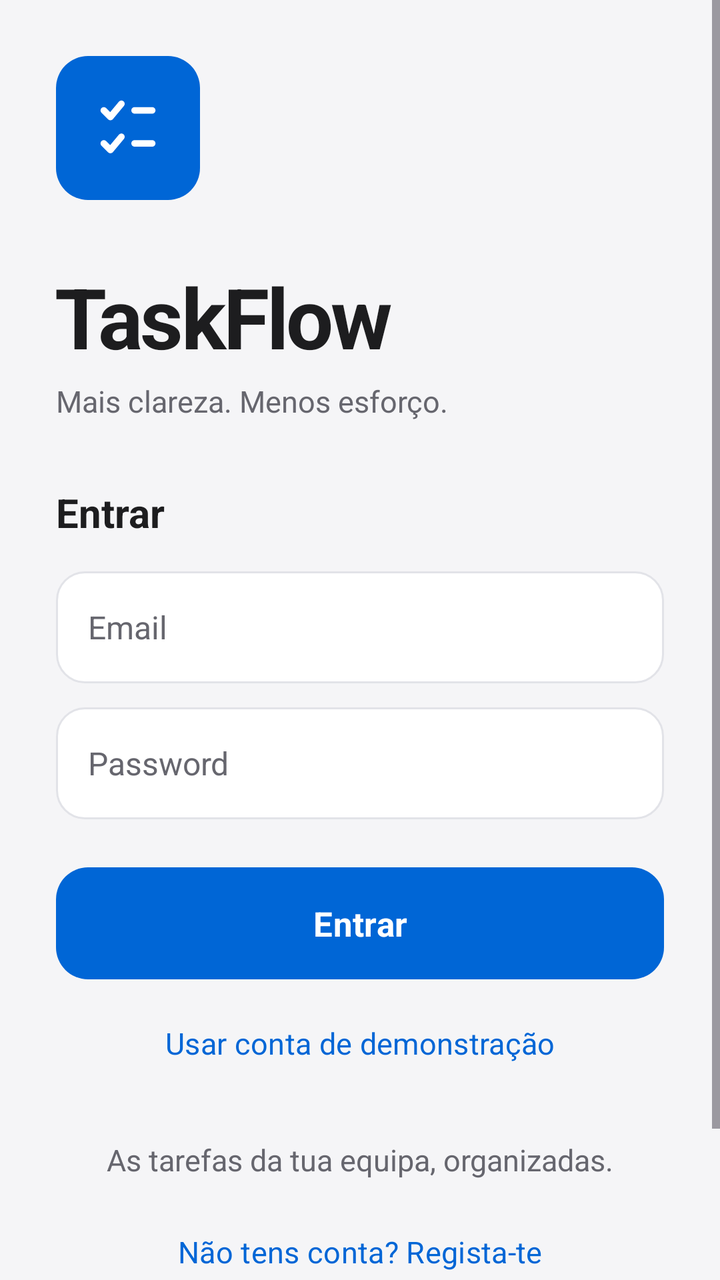
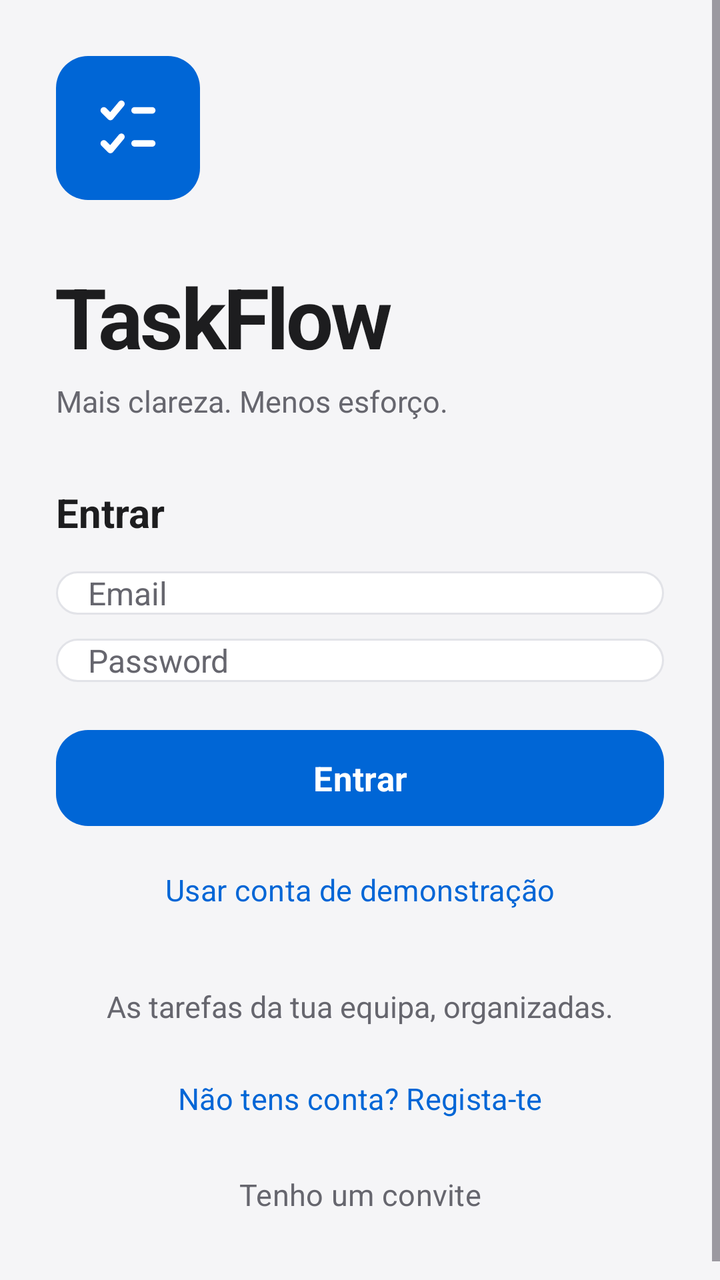

Compare the two renders of this Android layout. The source of the first and the diff that turns it into the second are given below.
<!-- AndroidManifest.xml: application theme Theme.TaskFlow -->
<!-- res/layout/activity_login.xml -->
<?xml version="1.0" encoding="utf-8"?>
<ScrollView
    xmlns:android="http://schemas.android.com/apk/res/android"
    xmlns:app="http://schemas.android.com/apk/res-auto"
    android:id="@+id/raiz"
    android:layout_width="match_parent"
    android:layout_height="match_parent"
    android:background="@color/fundo"
    android:fillViewport="true"
    android:clipToPadding="false">
    <LinearLayout
        android:layout_width="match_parent"
        android:layout_height="wrap_content"
        android:orientation="vertical"
        android:padding="28dp"
        android:gravity="center_vertical"
        android:focusableInTouchMode="true">
        <FrameLayout android:layout_width="72dp" android:layout_height="72dp" android:background="@drawable/bg_botao">
            <ImageView
                android:layout_width="44dp"
                android:layout_height="44dp"
                android:layout_gravity="center"
                android:importantForAccessibility="no"
                android:src="@drawable/ic_taskflow"/>
        </FrameLayout>
        <Space android:layout_width="1dp" android:layout_height="22dp"/>
        <TextView style="@style/TituloGrande" android:text="@string/app_name" android:textSize="42sp"/>
        <TextView style="@style/TextoApoio" android:text="@string/slogan_login"/>
        <Space android:layout_width="1dp" android:layout_height="32dp"/>
        <TextView style="@style/TituloSecao" android:text="@string/entrar"/>
        <Space android:layout_width="1dp" android:layout_height="16dp"/>
        <EditText
            android:id="@+id/campo_email"
            style="@style/Campo"
            android:hint="@string/email"
            android:inputType="textEmailAddress"
            android:autofillHints="username"
            android:imeOptions="actionNext"/>
        <Space android:layout_width="1dp" android:layout_height="12dp"/>
        <EditText
            android:id="@+id/campo_password"
            style="@style/Campo"
            android:hint="@string/password"
            android:inputType="textPassword"
            android:autofillHints="password"
            android:imeOptions="actionDone"/>
        <Space android:layout_width="1dp" android:layout_height="24dp"/>
        <com.google.android.material.button.MaterialButton
            android:id="@+id/botao_entrar"
            style="@style/BotaoPrimario"
            android:text="@string/entrar"/>
        <Space android:layout_width="1dp" android:layout_height="8dp"/>
        <com.google.android.material.button.MaterialButton
            android:id="@+id/botao_demo"
            style="@style/BotaoTexto"
            android:text="@string/conta_demo"/>
        <Space android:layout_width="1dp" android:layout_height="24dp"/>
        <TextView style="@style/TextoApoio" android:text="@string/slogan" android:gravity="center"/>
        <Space android:layout_width="1dp" android:layout_height="12dp"/>
        <com.google.android.material.button.MaterialButton
            android:id="@+id/botao_registar"
            style="@style/BotaoTexto"
            android:text="@string/nao_tens_conta"/>
        <com.google.android.material.button.MaterialButton
            android:id="@+id/botao_convite"
            style="@style/BotaoTexto"
            android:text="@string/tenho_convite"
            android:textColor="@color/texto_secundario"/>
    </LinearLayout>
</ScrollView>
<!-- resources referenced by this layout -->
<resources>
  <color name="fundo">#F5F5F7</color>
  <string name="email">Email</string>
  <style name="BotaoPrimario" parent="Widget.Material3.Button">
          <item name="android:layout_width">match_parent</item>
          <item name="android:layout_height">56dp</item>
          <item name="android:textSize">17sp</item>
          <item name="android:textStyle">bold</item>
          <item name="android:textAllCaps">false</item>
          <item name="android:textColor">@android:color/white</item>
          <item name="backgroundTint">@color/azul_botao</item>
          <item name="cornerRadius">16dp</item>
          <item name="android:insetTop">0dp</item>
          <item name="android:insetBottom">0dp</item>
      </style>
  <style name="BotaoTexto" parent="Widget.Material3.Button.TextButton">
          <item name="android:layout_width">match_parent</item>
          <item name="android:layout_height">wrap_content</item>
          <item name="android:minHeight">48dp</item>
          <item name="android:textSize">15sp</item>
          <item name="android:textAllCaps">false</item>
          <item name="android:textColor">@color/roxo</item>
      </style>
  <style name="Campo">
          <item name="android:layout_width">match_parent</item>
          <item name="android:layout_height">56dp</item>
          <item name="android:background">@drawable/bg_input</item>
          <item name="android:paddingStart">16dp</item>
          <item name="android:paddingEnd">16dp</item>
          <item name="android:textColor">@color/texto</item>
          <item name="android:textColorHint">@color/texto_secundario</item>
          <item name="android:textSize">16sp</item>
          <item name="android:singleLine">true</item>
      </style>
  <style name="TextoApoio">
          <item name="android:layout_width">match_parent</item>
          <item name="android:layout_height">wrap_content</item>
          <item name="android:textSize">15sp</item>
          <item name="android:lineSpacingExtra">4dp</item>
          <item name="android:textColor">@color/texto_secundario</item>
      </style>
  <style name="TituloGrande">
          <item name="android:layout_width">match_parent</item>
          <item name="android:layout_height">wrap_content</item>
          <item name="android:textSize">34sp</item>
          <item name="android:textColor">@color/texto</item>
          <item name="android:textStyle">bold</item>
          <item name="android:letterSpacing">-0.03</item>
          <item name="android:paddingTop">8dp</item>
          <item name="android:paddingBottom">4dp</item>
      </style>
  <style name="TituloSecao" parent="TextoApoio">
          <item name="android:textSize">20sp</item>
          <item name="android:textColor">@color/texto</item>
          <item name="android:textStyle">bold</item>
      </style>
  <color name="roxo">#0066D6</color>
  <color name="texto">#1D1D1F</color>
  <style name="ShapeAppearance.TaskFlow.Dialog" parent="ShapeAppearance.Material3.Corner.Large">
          <item name="cornerSize">24dp</item>
      </style>
  <!-- unchanged entries left out for length: 19 -->
</resources>

<!-- the commit's change to res/layout/activity_login.xml (unified diff, before → after) -->
@@ -8,63 +8,169 @@
     android:background="@color/fundo"
     android:fillViewport="true"
     android:clipToPadding="false">
-    <LinearLayout
+
+    <androidx.constraintlayout.widget.ConstraintLayout
         android:layout_width="match_parent"
         android:layout_height="wrap_content"
-        android:orientation="vertical"
-        android:padding="28dp"
-        android:gravity="center_vertical"
+        android:padding="@dimen/margem_grande"
         android:focusableInTouchMode="true">
-        <FrameLayout android:layout_width="72dp" android:layout_height="72dp" android:background="@drawable/bg_botao">
+
+        <FrameLayout
+            android:id="@+id/caixa_logo"
+            android:layout_width="@dimen/logo"
+            android:layout_height="@dimen/logo"
+            android:background="@drawable/bg_botao"
+            app:layout_constraintBottom_toTopOf="@id/titulo_app"
+            app:layout_constraintStart_toStartOf="parent"
+            app:layout_constraintTop_toTopOf="parent"
+            app:layout_constraintVertical_chainStyle="packed">
+
             <ImageView
-                android:layout_width="44dp"
-                android:layout_height="44dp"
+                android:layout_width="@dimen/avatar"
+                android:layout_height="@dimen/avatar"
                 android:layout_gravity="center"
                 android:importantForAccessibility="no"
                 android:src="@drawable/ic_taskflow"/>
         </FrameLayout>
-        <Space android:layout_width="1dp" android:layout_height="22dp"/>
-        <TextView style="@style/TituloGrande" android:text="@string/app_name" android:textSize="42sp"/>
-        <TextView style="@style/TextoApoio" android:text="@string/slogan_login"/>
-        <Space android:layout_width="1dp" android:layout_height="32dp"/>
-        <TextView style="@style/TituloSecao" android:text="@string/entrar"/>
-        <Space android:layout_width="1dp" android:layout_height="16dp"/>
+
+        <TextView
+            android:id="@+id/titulo_app"
+            style="@style/TituloGrande"
+            android:layout_width="0dp"
+            android:layout_height="wrap_content"
+            android:layout_marginTop="@dimen/espaco_22"
+            android:text="@string/app_name"
+            android:textSize="@dimen/texto_logo"
+            app:layout_constraintBottom_toTopOf="@id/texto_apoio_login"
+            app:layout_constraintEnd_toEndOf="parent"
+            app:layout_constraintStart_toStartOf="parent"
+            app:layout_constraintTop_toBottomOf="@id/caixa_logo"/>
+
+        <TextView
+            android:id="@+id/texto_apoio_login"
+            style="@style/TextoApoio"
+            android:layout_width="0dp"
+            android:layout_height="wrap_content"
+            android:text="@string/slogan_login"
+            app:layout_constraintBottom_toTopOf="@id/titulo_entrar"
+            app:layout_constraintEnd_toEndOf="parent"
+            app:layout_constraintStart_toStartOf="parent"
+            app:layout_constraintTop_toBottomOf="@id/titulo_app"/>
+
+        <TextView
+            android:id="@+id/titulo_entrar"
+            style="@style/TituloSecao"
+            android:layout_width="0dp"
+            android:layout_height="wrap_content"
+            android:layout_marginTop="@dimen/espaco_32"
+            android:text="@string/entrar"
+            app:layout_constraintBottom_toTopOf="@id/campo_email"
+            app:layout_constraintEnd_toEndOf="parent"
+            app:layout_constraintStart_toStartOf="parent"
+            app:layout_constraintTop_toBottomOf="@id/texto_apoio_login"/>
+
         <EditText
             android:id="@+id/campo_email"
             style="@style/Campo"
+            android:layout_width="0dp"
+            android:layout_height="wrap_content"
+            android:layout_marginTop="@dimen/espaco_16"
             android:hint="@string/email"
             android:inputType="textEmailAddress"
             android:autofillHints="username"
-            android:imeOptions="actionNext"/>
-        <Space android:layout_width="1dp" android:layout_height="12dp"/>
+            android:imeOptions="actionNext"
+            app:layout_constraintBottom_toTopOf="@id/campo_password"
+            app:layout_constraintEnd_toEndOf="parent"
+            app:layout_constraintStart_toStartOf="parent"
+            app:layout_constraintTop_toBottomOf="@id/titulo_entrar"/>
+
         <EditText
             android:id="@+id/campo_password"
             style="@style/Campo"
+            android:layout_width="0dp"
+            android:layout_height="wrap_content"
+            android:layout_marginTop="@dimen/margem_pequena"
             android:hint="@string/password"
             android:inputType="textPassword"
             android:autofillHints="password"
-            android:imeOptions="actionDone"/>
-        <Space android:layout_width="1dp" android:layout_height="24dp"/>
+            android:imeOptions="actionDone"
+            app:layout_constraintBottom_toTopOf="@id/loading"
+            app:layout_constraintEnd_toEndOf="parent"
+            app:layout_constraintStart_toStartOf="parent"
+            app:layout_constraintTop_toBottomOf="@id/campo_email"/>
+
+        
+        <ProgressBar
+            android:id="@+id/loading"
+            android:layout_width="@dimen/altura_indicador"
+            android:layout_height="@dimen/altura_indicador"
+            android:layout_marginTop="@dimen/margem_pequena"
+            android:visibility="gone"
+            app:layout_constraintBottom_toTopOf="@id/botao_entrar"
+            app:layout_constraintEnd_toEndOf="parent"
+            app:layout_constraintStart_toStartOf="parent"
+            app:layout_constraintTop_toBottomOf="@id/campo_password"/>
+
         <com.google.android.material.button.MaterialButton
             android:id="@+id/botao_entrar"
             style="@style/BotaoPrimario"
-            android:text="@string/entrar"/>
-        <Space android:layout_width="1dp" android:layout_height="8dp"/>
+            android:layout_width="0dp"
+            android:layout_height="wrap_content"
+            android:layout_marginTop="@dimen/espaco_24"
+            android:text="@string/entrar"
+            app:layout_constraintBottom_toTopOf="@id/botao_demo"
+            app:layout_constraintEnd_toEndOf="parent"
+            app:layout_constraintStart_toStartOf="parent"
+            app:layout_constraintTop_toBottomOf="@id/loading"/>
+
         <com.google.android.material.button.MaterialButton
             android:id="@+id/botao_demo"
             style="@style/BotaoTexto"
-            android:text="@string/conta_demo"/>
-        <Space android:layout_width="1dp" android:layout_height="24dp"/>
-        <TextView style="@style/TextoApoio" android:text="@string/slogan" android:gravity="center"/>
-        <Space android:layout_width="1dp" android:layout_height="12dp"/>
+            android:layout_width="0dp"
+            android:layout_height="wrap_content"
+            android:layout_marginTop="@dimen/espaco_8"
+            android:text="@string/conta_demo"
+            app:layout_constraintBottom_toTopOf="@id/texto_slogan"
+            app:layout_constraintEnd_toEndOf="parent"
+            app:layout_constraintStart_toStartOf="parent"
+            app:layout_constraintTop_toBottomOf="@id/botao_entrar"/>
+
+        <TextView
+            android:id="@+id/texto_slogan"
+            style="@style/TextoApoio"
+            android:layout_width="0dp"
+            android:layout_height="wrap_content"
+            android:layout_marginTop="@dimen/espaco_24"
+            android:gravity="center"
+            android:text="@string/slogan"
+            app:layout_constraintBottom_toTopOf="@id/botao_registar"
+            app:layout_constraintEnd_toEndOf="parent"
+            app:layout_constraintStart_toStartOf="parent"
+            app:layout_constraintTop_toBottomOf="@id/botao_demo"/>
+
         <com.google.android.material.button.MaterialButton
             android:id="@+id/botao_registar"
             style="@style/BotaoTexto"
-            android:text="@string/nao_tens_conta"/>
+            android:layout_width="0dp"
+            android:layout_height="wrap_content"
+            android:layout_marginTop="@dimen/margem_pequena"
+            android:text="@string/nao_tens_conta"
+            app:layout_constraintBottom_toTopOf="@id/botao_convite"
+            app:layout_constraintEnd_toEndOf="parent"
+            app:layout_constraintStart_toStartOf="parent"
+            app:layout_constraintTop_toBottomOf="@id/texto_slogan"/>
+
         <com.google.android.material.button.MaterialButton
             android:id="@+id/botao_convite"
             style="@style/BotaoTexto"
+            android:layout_width="0dp"
+            android:layout_height="wrap_content"
             android:text="@string/tenho_convite"
-            android:textColor="@color/texto_secundario"/>
-    </LinearLayout>
+            android:textColor="@color/texto_secundario"
+            app:layout_constraintBottom_toBottomOf="parent"
+            app:layout_constraintEnd_toEndOf="parent"
+            app:layout_constraintStart_toStartOf="parent"
+            app:layout_constraintTop_toBottomOf="@id/botao_registar"/>
+
+    </androidx.constraintlayout.widget.ConstraintLayout>
 </ScrollView>
<!-- resource entries referenced after the edit -->
@@ -1,64 +1,84 @@
 <!-- resources referenced by this layout -->
 <resources>
   <color name="fundo">#F5F5F7</color>
+  <dimen name="altura_indicador">28dp</dimen>
+  <dimen name="avatar">44dp</dimen>
+  <dimen name="espaco_16">16dp</dimen>
+  <dimen name="espaco_22">22dp</dimen>
+  <dimen name="espaco_24">24dp</dimen>
+  <dimen name="espaco_32">32dp</dimen>
+  <dimen name="espaco_8">8dp</dimen>
+  <dimen name="logo">72dp</dimen>
+  <dimen name="margem_grande">28dp</dimen>
+  <dimen name="margem_pequena">12dp</dimen>
+  <dimen name="texto_logo">42sp</dimen>
   <string name="email">Email</string>
   <style name="BotaoPrimario" parent="Widget.Material3.Button">
           <item name="android:layout_width">match_parent</item>
-          <item name="android:layout_height">56dp</item>
-          <item name="android:textSize">17sp</item>
+          <item name="android:layout_height">@dimen/altura_botao</item>
+          <item name="android:textSize">@dimen/texto_botao</item>
           <item name="android:textStyle">bold</item>
           <item name="android:textAllCaps">false</item>
           <item name="android:textColor">@android:color/white</item>
           <item name="backgroundTint">@color/azul_botao</item>
-          <item name="cornerRadius">16dp</item>
+          <item name="cornerRadius">@dimen/raio_botao</item>
           <item name="android:insetTop">0dp</item>
           <item name="android:insetBottom">0dp</item>
       </style>
   <style name="BotaoTexto" parent="Widget.Material3.Button.TextButton">
           <item name="android:layout_width">match_parent</item>
           <item name="android:layout_height">wrap_content</item>
-          <item name="android:minHeight">48dp</item>
-          <item name="android:textSize">15sp</item>
+          <item name="android:minHeight">@dimen/altura_botao_icone</item>
+          <item name="android:textSize">@dimen/texto_apoio</item>
           <item name="android:textAllCaps">false</item>
           <item name="android:textColor">@color/roxo</item>
       </style>
   <style name="Campo">
           <item name="android:layout_width">match_parent</item>
-          <item name="android:layout_height">56dp</item>
+          <item name="android:layout_height">@dimen/altura_botao</item>
           <item name="android:background">@drawable/bg_input</item>
-          <item name="android:paddingStart">16dp</item>
-          <item name="android:paddingEnd">16dp</item>
+          <item name="android:paddingStart">@dimen/espaco_16</item>
+          <item name="android:paddingEnd">@dimen/espaco_16</item>
           <item name="android:textColor">@color/texto</item>
           <item name="android:textColorHint">@color/texto_secundario</item>
-          <item name="android:textSize">16sp</item>
+          <item name="android:textSize">@dimen/texto_normal</item>
           <item name="android:singleLine">true</item>
       </style>
   <style name="TextoApoio">
           <item name="android:layout_width">match_parent</item>
           <item name="android:layout_height">wrap_content</item>
-          <item name="android:textSize">15sp</item>
-          <item name="android:lineSpacingExtra">4dp</item>
+          <item name="android:textSize">@dimen/texto_apoio</item>
+          <item name="android:lineSpacingExtra">@dimen/espaco_4</item>
           <item name="android:textColor">@color/texto_secundario</item>
       </style>
   <style name="TituloGrande">
           <item name="android:layout_width">match_parent</item>
           <item name="android:layout_height">wrap_content</item>
-          <item name="android:textSize">34sp</item>
+          <item name="android:textSize">@dimen/texto_titulo</item>
           <item name="android:textColor">@color/texto</item>
           <item name="android:textStyle">bold</item>
           <item name="android:letterSpacing">-0.03</item>
-          <item name="android:paddingTop">8dp</item>
-          <item name="android:paddingBottom">4dp</item>
+          <item name="android:paddingTop">@dimen/espaco_8</item>
+          <item name="android:paddingBottom">@dimen/espaco_4</item>
       </style>
   <style name="TituloSecao" parent="TextoApoio">
-          <item name="android:textSize">20sp</item>
+          <item name="android:textSize">@dimen/texto_secao</item>
           <item name="android:textColor">@color/texto</item>
           <item name="android:textStyle">bold</item>
       </style>
+  <dimen name="altura_botao">56dp</dimen>
+  <dimen name="texto_botao">17sp</dimen>
+  <dimen name="raio_botao">16dp</dimen>
+  <dimen name="altura_botao_icone">48dp</dimen>
+  <dimen name="texto_apoio">15sp</dimen>
   <color name="roxo">#0066D6</color>
   <color name="texto">#1D1D1F</color>
+  <dimen name="texto_normal">16sp</dimen>
+  <dimen name="espaco_4">4dp</dimen>
+  <dimen name="texto_titulo">34sp</dimen>
+  <dimen name="texto_secao">20sp</dimen>
   <style name="ShapeAppearance.TaskFlow.Dialog" parent="ShapeAppearance.Material3.Corner.Large">
-          <item name="cornerSize">24dp</item>
+          <item name="cornerSize">@dimen/espaco_24</item>
       </style>
   <!-- unchanged entries left out for length: 19 -->
 </resources>
